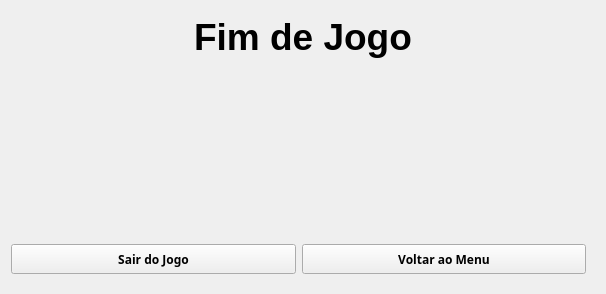
First picture: the form in Interface/FimdeJogo.ui, repository solmseda/Ludo-Python, before the edit.
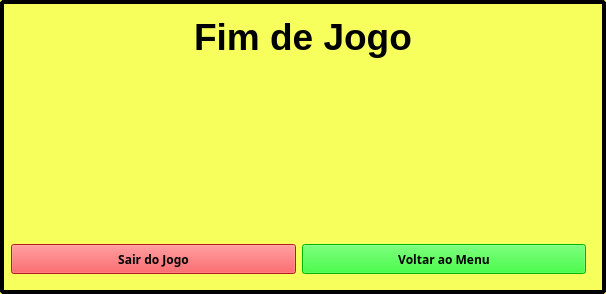
Second picture: the form after the edit. Icons and pictures are not drawn.

```diff
--- a/Interface/FimdeJogo.ui
+++ b/Interface/FimdeJogo.ui
@@ -29,6 +29,18 @@
    <iconset resource="Resources/resources.qrc">
     <normaloff>:/Imagens/ludo_icon.jpg</normaloff>:/Imagens/ludo_icon.jpg</iconset>
   </property>
+  <property name="styleSheet">
+   <string notr="true">QWidget#FimdeJogo {
+	background-color: rgb(247, 255, 93);
+	color: rgb(0, 0, 0);
+	border-width: 4px;
+	border-style: solid;
+	border-color: rgb(0,0,0);
+	border-radius: 4;
+}
+
+</string>
+  </property>
   <layout class="QVBoxLayout" name="verticalLayout">
    <item>
     <spacer name="verticalSpacer">
@@ -158,7 +170,8 @@
          <cursorShape>PointingHandCursor</cursorShape>
         </property>
         <property name="styleSheet">
-         <string notr="true">color: rgb(0, 0, 0);</string>
+         <string notr="true">color: rgb(0, 0, 0);
+background-color: rgb(255, 37, 40);</string>
         </property>
         <property name="text">
          <string>Sair do Jogo</string>
@@ -185,7 +198,8 @@
          <cursorShape>PointingHandCursor</cursorShape>
         </property>
         <property name="styleSheet">
-         <string notr="true">color: rgb(0, 0, 0);</string>
+         <string notr="true">color: rgb(0, 0, 0);
+background-color: rgb(0, 255, 0);</string>
         </property>
         <property name="text">
          <string>Voltar ao Menu</string>
```
